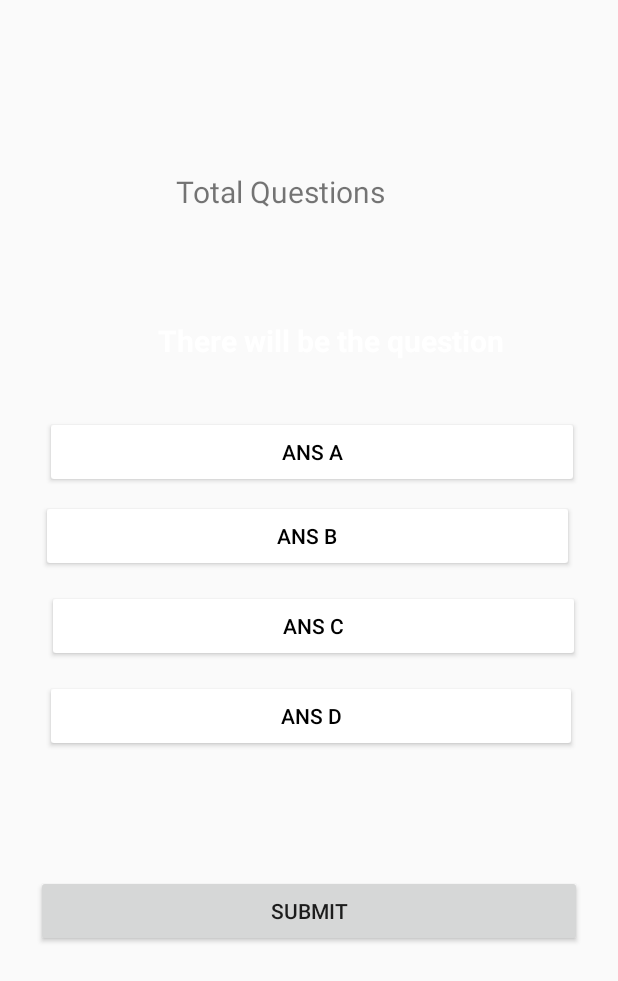
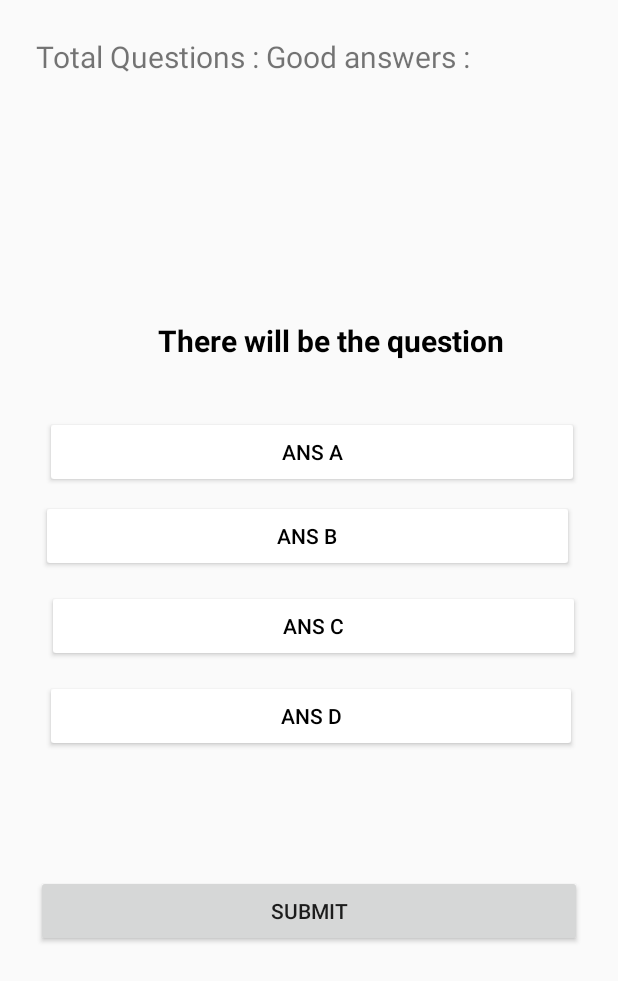
Before and after one commit to naelguenab/appquizz, an Android app: the layout activity_main.xml on its own in the app's theme, with its tools: preview values and no code run, on a phone screen of 412 x 824 dp. Shown: the top 981 px of the screen. Run offline under Robolectric (Android 15) with nearby library versions, the phone set to English and light mode, and no system bars.

Commit message:
fixs V0.1

```diff
--- a/app/src/main/java/com/example/myquizzapplication/QuestionAnswerImpl.java
+++ /dev/null
@@ -1,4 +0,0 @@
-package com.example.myquizzapplication;
-
-public class QuestionAnswerImpl extends QuestionAnswer.QuestionAnswer {
-}
--- /dev/null
+++ b/app/src/main/java/com/example/myquizzapplication/questionAnswerImpl.java
@@ -0,0 +1,4 @@
+package com.example.myquizzapplication;
+
+public class questionAnswerImpl extends QuestionAnswer.questionAnswer {
+}
--- a/app/src/main/res/layout/activity_main.xml
+++ b/app/src/main/res/layout/activity_main.xml
@@ -6,18 +6,30 @@
     android:layout_height="match_parent"
     android:padding="24dp"
     tools:context=".MainActivity">
-
-    <TextView
+    <android.support.v7.widget.LinearLayoutCompat
+        android:layout_width="wrap_content"
+        android:layout_height="wrap_content">
+        <TextView
         android:id="@+id/total_question"
         android:layout_width="wrap_content"
         android:layout_height="wrap_content"
+        android:layout_alignParentStart="true"
         android:layout_alignParentTop="true"
         android:layout_alignParentEnd="true"
-        android:layout_centerHorizontal="true"
-        android:layout_marginTop="90dp"
-        android:layout_marginEnd="131dp"
-        android:text="Total Questions"
+        android:text="Total Questions : "
         android:textSize="20dp" />
+
+        <TextView
+            android:id="@+id/good_answers"
+            android:layout_width="match_parent"
+            android:layout_height="match_parent"
+            android:layout_alignParentStart="true"
+            android:layout_alignParentTop="true"
+            android:layout_alignParentEnd="true"
+            android:text="Good answers : "
+            android:textSize="20dp" />
+    </android.support.v7.widget.LinearLayoutCompat>
+
 
     <TextView
         android:id="@+id/question"
@@ -32,7 +44,7 @@
         android:layout_marginBottom="171dp"
         android:text="There will be the question"
         android:textAlignment="center"
-        android:textColor="@color/white"
+        android:textColor="@color/black"
         android:textSize="20dp"
         android:textStyle="bold" />
 
```
Also changed, not shown: app/src/main/java/com/example/myquizzapplication/MainActivity.java (+31 -11 lines), app/src/main/java/com/example/myquizzapplication/QuestionAnswer.java (+1 -6 lines).
